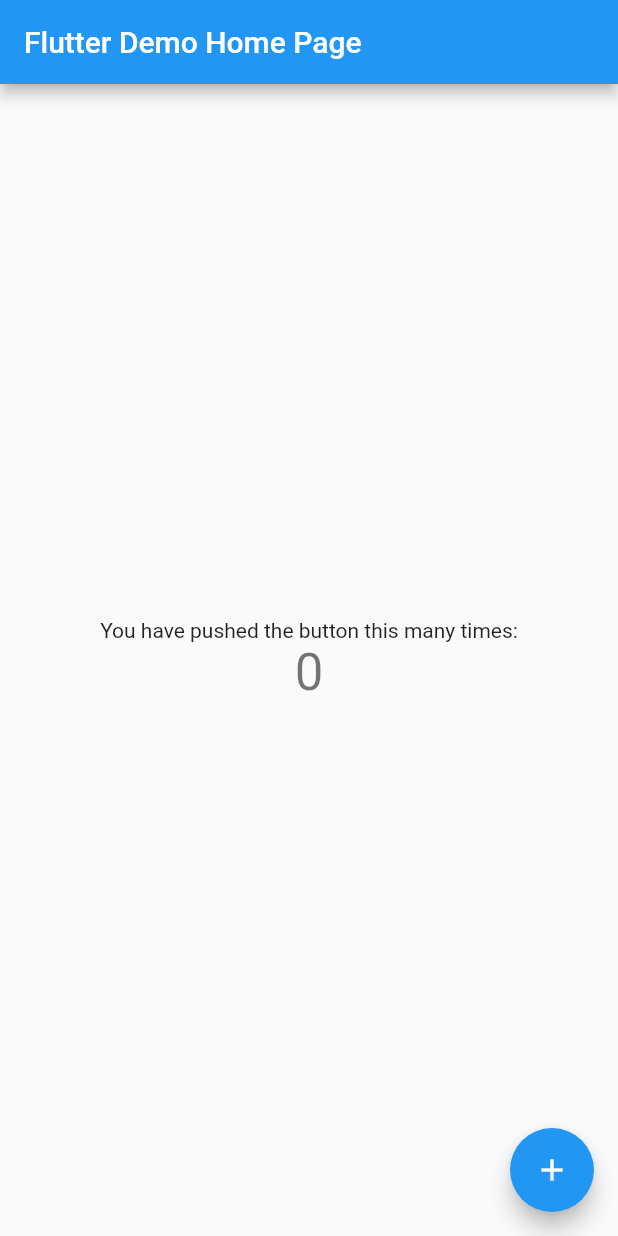
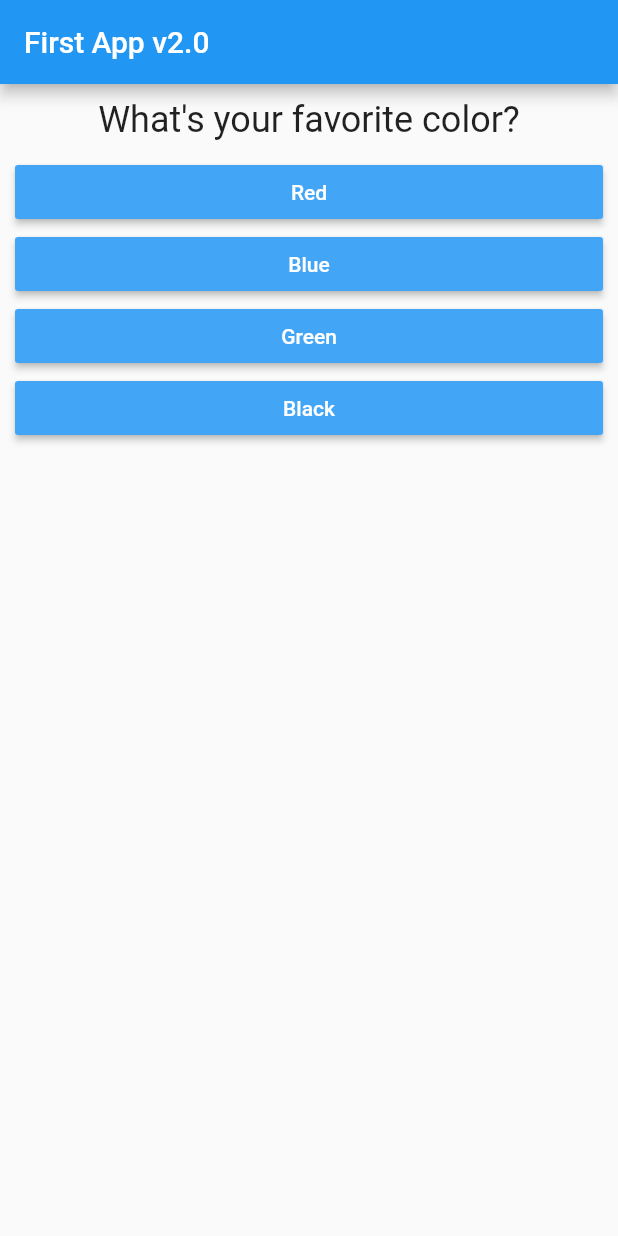
Before and after one commit to Prince7195/flutter_first_app_2.0, a Flutter app: the screen it shows after launch, on a phone screen of 412 x 824 dp. Run offline on Flutter 3.47's test engine with Material 2 defaults, Android fonts, the phone set to English and light mode, and no system bars.

Commit message:
finished basics

```diff
--- /dev/null
+++ b/lib/answer.dart
@@ -0,0 +1,23 @@
+import "package:flutter/material.dart";
+
+class Answer extends StatelessWidget {
+  final VoidCallback selectHandler;
+  final String label;
+
+  Answer(this.selectHandler, this.label);
+
+  @override
+  Widget build(BuildContext context) {
+    var selectHandler2 = selectHandler;
+    return Container(
+      width: double.infinity,
+      margin: EdgeInsets.fromLTRB(10, 0, 10, 0),
+      child: RaisedButton(
+        child: Text(label),
+        color: Colors.blue.shade400,
+        textColor: Colors.white,
+        onPressed: selectHandler2,
+      ),
+    );
+  }
+}
--- a/lib/main.dart
+++ b/lib/main.dart
@@ -1,113 +1,79 @@
 import 'package:flutter/material.dart';
 
-void main() {
-  runApp(MyApp());
-}
+import './quiz.dart';
+import './result.dart';
 
-class MyApp extends StatelessWidget {
-  // This widget is the root of your application.
+void main() => runApp(MyApp());
+
+class MyApp extends StatefulWidget {
   @override
-  Widget build(BuildContext context) {
-    return MaterialApp(
-      title: 'Flutter Demo',
-      theme: ThemeData(
-        // This is the theme of your application.
-        //
-        // Try running your application with "flutter run". You'll see the
-        // application has a blue toolbar. Then, without quitting the app, try
-        // changing the primarySwatch below to Colors.green and then invoke
-        // "hot reload" (press "r" in the console where you ran "flutter run",
-        // or simply save your changes to "hot reload" in a Flutter IDE).
-        // Notice that the counter didn't reset back to zero; the application
-        // is not restarted.
-        primarySwatch: Colors.blue,
-      ),
-      home: MyHomePage(title: 'Flutter Demo Home Page'),
-    );
+  State<StatefulWidget> createState() {
+    return _MyAppState();
   }
 }
 
-class MyHomePage extends StatefulWidget {
-  MyHomePage({Key? key, required this.title}) : super(key: key);
+class _MyAppState extends State<MyApp> {
+  var _questionIndex = 0;
+  var _totalSore = 0;
 
-  // This widget is the home page of your application. It is stateful, meaning
-  // that it has a State object (defined below) that contains fields that affect
-  // how it looks.
+  static const _questions = [
+    {
+      'questionText': 'What\'s your favorite color?',
+      'answers': [
+        {'text': 'Red', 'score': 10},
+        {'text': 'Blue', 'score': 7},
+        {'text': 'Green', 'score': 5},
+        {'text': 'Black', 'score': 3},
+      ]
+    },
+    {
+      'questionText': 'What\'s your favorite Animal?',
+      'answers': [
+        {'text': 'Tiger', 'score': 7},
+        {'text': 'Cheetha', 'score': 10},
+        {'text': 'Lion', 'score': 3},
+        {'text': 'Black Phanther', 'score': 5},
+      ]
+    },
+    {
+      'questionText': 'What\'s your favorite Book?',
+      'answers': [
+        {'text': 'Fiction', 'score': 3},
+        {'text': 'Crime', 'score': 7},
+        {'text': 'Non-Fiction', 'score': 5},
+        {'text': 'Philosophy', 'score': 10},
+      ]
+    },
+  ];
 
-  // This class is the configuration for the state. It holds the values (in this
-  // case the title) provided by the parent (in this case the App widget) and
-  // used by the build method of the State. Fields in a Widget subclass are
-  // always marked "final".
+  void _answerQuestion(int score) {
+    setState(() {
+      _questionIndex = _questionIndex + 1;
+      _totalSore += score;
+    });
+    print(_questionIndex);
+  }
 
-  final String title;
-
-  @override
-  _MyHomePageState createState() => _MyHomePageState();
-}
-
-class _MyHomePageState extends State<MyHomePage> {
-  int _counter = 0;
-
-  void _incrementCounter() {
+  void _resetQuiz() {
     setState(() {
-      // This call to setState tells the Flutter framework that something has
-      // changed in this State, which causes it to rerun the build method below
-      // so that the display can reflect the updated values. If we changed
-      // _counter without calling setState(), then the build method would not be
-      // called again, and so nothing would appear to happen.
-      _counter++;
+      _questionIndex = 0;
+      _totalSore = 0;
     });
   }
 
   @override
   Widget build(BuildContext context) {
-    // This method is rerun every time setState is called, for instance as done
-    // by the _incrementCounter method above.
-    //
-    // The Flutter framework has been optimized to make rerunning build methods
-    // fast, so that you can just rebuild anything that needs updating rather
-    // than having to individually change instances of widgets.
-    return Scaffold(
-      appBar: AppBar(
-        // Here we take the value from the MyHomePage object that was created by
-        // the App.build method, and use it to set our appbar title.
-        title: Text(widget.title),
+    return MaterialApp(
+      home: Scaffold(
+        appBar: AppBar(
+          title: Text('First App v2.0'),
+        ),
+        body: _questionIndex < _questions.length
+            ? Quiz(
+                question: _questions[_questionIndex],
+                answerQuestion: _answerQuestion)
+            : Result(_totalSore, _resetQuiz),
       ),
-      body: Center(
-        // Center is a layout widget. It takes a single child and positions it
-        // in the middle of the parent.
-        child: Column(
-          // Column is also a layout widget. It takes a list of children and
-          // arranges them vertically. By default, it sizes itself to fit its
-          // children horizontally, and tries to be as tall as its parent.
-          //
-          // Invoke "debug painting" (press "p" in the console, choose the
-          // "Toggle Debug Paint" action from the Flutter Inspector in Android
-          // Studio, or the "Toggle Debug Paint" command in Visual Studio Code)
-          // to see the wireframe for each widget.
-          //
-          // Column has various properties to control how it sizes itself and
-          // how it positions its children. Here we use mainAxisAlignment to
-          // center the children vertically; the main axis here is the vertical
-          // axis because Columns are vertical (the cross axis would be
-          // horizontal).
-          mainAxisAlignment: MainAxisAlignment.center,
-          children: <Widget>[
-            Text(
-              'You have pushed the button this many times:',
-            ),
-            Text(
-              '$_counter',
-              style: Theme.of(context).textTheme.headline4,
-            ),
-          ],
-        ),
-      ),
-      floatingActionButton: FloatingActionButton(
-        onPressed: _incrementCounter,
-        tooltip: 'Increment',
-        child: Icon(Icons.add),
-      ), // This trailing comma makes auto-formatting nicer for build methods.
     );
   }
 }
--- /dev/null
+++ b/lib/question.dart
@@ -0,0 +1,22 @@
+import 'package:flutter/material.dart';
+
+class Question extends StatelessWidget {
+  final String questionText;
+
+  Question(this.questionText);
+
+  @override
+  Widget build(BuildContext context) {
+    return Container(
+      width: double.infinity,
+      margin: EdgeInsets.all(10),
+      child: Text(
+        questionText,
+        style: TextStyle(
+          fontSize: 24,
+        ),
+        textAlign: TextAlign.center,
+      ),
+    );
+  }
+}
--- /dev/null
+++ b/lib/quiz.dart
@@ -0,0 +1,24 @@
+import 'package:flutter/material.dart';
+
+import './question.dart';
+import './answer.dart';
+
+class Quiz extends StatelessWidget {
+  final Map<String, Object> question;
+  final Function answerQuestion;
+
+  const Quiz({required this.question, required this.answerQuestion});
+
+  @override
+  Widget build(BuildContext context) {
+    return Column(
+      children: [
+        Question((question['questionText'] as String)),
+        ...(question['answers'] as List<Map<String, Object>>).map((answer) {
+          return Answer(
+              () => answerQuestion(answer["score"]), answer['text'] as String);
+        }).toList(),
+      ],
+    );
+  }
+}
```
Also changed, not shown: lib/result.dart (added, +45 -0 lines).
